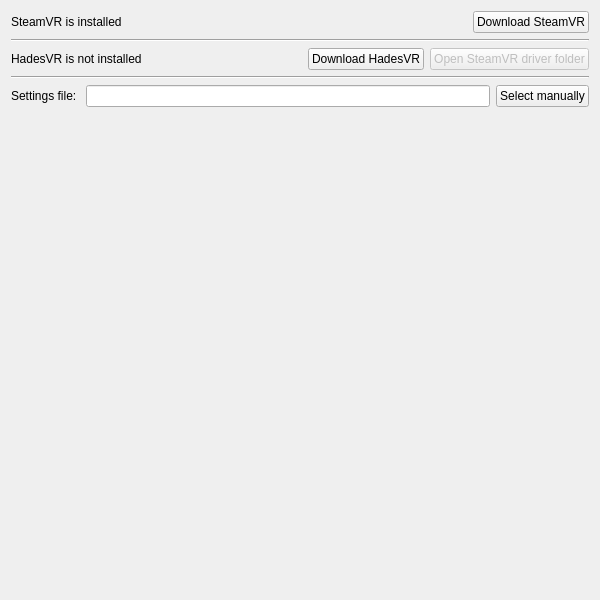
Before: the Qt Designer form Panes/driver_pane.ui in JX5S/HadesVR_GUI_Tool, drawn with Qt 5.
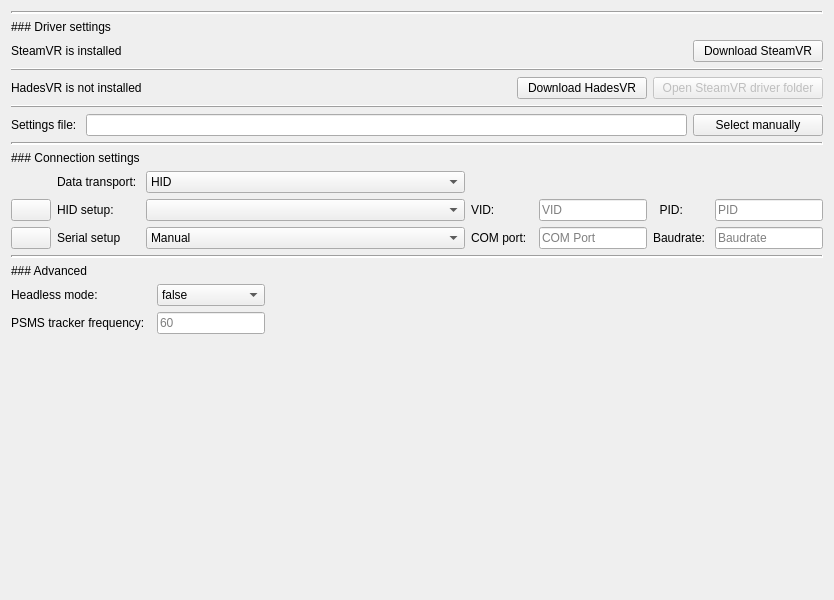
After: the same form once the commit is applied. Icons and pictures are not drawn.

Commit message: Restructuring settings

```diff
--- a/Panes/driver_pane.ui
+++ b/Panes/driver_pane.ui
@@ -6,7 +6,7 @@
    <rect>
     <x>0</x>
     <y>0</y>
-    <width>600</width>
+    <width>834</width>
     <height>600</height>
    </rect>
   </property>
@@ -20,6 +20,26 @@
    <string>Form</string>
   </property>
   <layout class="QVBoxLayout" name="verticalLayout">
+   <item>
+    <widget class="Line" name="line_4">
+     <property name="lineWidth">
+      <number>2</number>
+     </property>
+     <property name="orientation">
+      <enum>Qt::Horizontal</enum>
+     </property>
+    </widget>
+   </item>
+   <item>
+    <widget class="QLabel" name="label_3">
+     <property name="text">
+      <string>### Driver settings</string>
+     </property>
+     <property name="textFormat">
+      <enum>Qt::MarkdownText</enum>
+     </property>
+    </widget>
+   </item>
    <item>
     <layout class="QHBoxLayout" name="horizontalLayout">
      <item>
@@ -47,20 +67,26 @@
        <property name="enabled">
         <bool>true</bool>
        </property>
+       <property name="minimumSize">
+        <size>
+         <width>130</width>
+         <height>0</height>
+        </size>
+       </property>
        <property name="text">
         <string>Download SteamVR</string>
        </property>
+       <property name="flat">
+        <bool>false</bool>
+       </property>
       </widget>
      </item>
     </layout>
    </item>
    <item>
     <widget class="Line" name="line">
-     <property name="sizePolicy">
-      <sizepolicy hsizetype="Expanding" vsizetype="Fixed">
-       <horstretch>0</horstretch>
-       <verstretch>0</verstretch>
-      </sizepolicy>
+     <property name="frameShadow">
+      <enum>QFrame::Raised</enum>
      </property>
      <property name="orientation">
       <enum>Qt::Horizontal</enum>
@@ -91,6 +117,12 @@
      </item>
      <item>
       <widget class="QPushButton" name="button_hadesvr">
+       <property name="minimumSize">
+        <size>
+         <width>130</width>
+         <height>0</height>
+        </size>
+       </property>
        <property name="text">
         <string>Download HadesVR</string>
        </property>
@@ -101,6 +133,12 @@
        <property name="enabled">
         <bool>false</bool>
        </property>
+       <property name="minimumSize">
+        <size>
+         <width>170</width>
+         <height>0</height>
+        </size>
+       </property>
        <property name="text">
         <string>Open SteamVR driver folder</string>
        </property>
@@ -110,6 +148,9 @@
    </item>
    <item>
     <widget class="Line" name="line_2">
+     <property name="frameShadow">
+      <enum>QFrame::Raised</enum>
+     </property>
      <property name="orientation">
       <enum>Qt::Horizontal</enum>
      </property>
@@ -129,6 +170,12 @@
      </item>
      <item>
       <widget class="QPushButton" name="SettingSelectPushbutton">
+       <property name="minimumSize">
+        <size>
+         <width>130</width>
+         <height>0</height>
+        </size>
+       </property>
        <property name="text">
         <string>Select manually</string>
        </property>
@@ -139,6 +186,355 @@
      </item>
     </layout>
    </item>
+   <item>
+    <widget class="Line" name="line_3">
+     <property name="frameShadow">
+      <enum>QFrame::Sunken</enum>
+     </property>
+     <property name="lineWidth">
+      <number>2</number>
+     </property>
+     <property name="orientation">
+      <enum>Qt::Horizontal</enum>
+     </property>
+    </widget>
+   </item>
+   <item>
+    <widget class="QLabel" name="label_2">
+     <property name="text">
+      <string>### Connection settings</string>
+     </property>
+     <property name="textFormat">
+      <enum>Qt::MarkdownText</enum>
+     </property>
+     <property name="scaledContents">
+      <bool>false</bool>
+     </property>
+    </widget>
+   </item>
+   <item>
+    <layout class="QGridLayout" name="gridLayout">
+     <item row="2" column="0">
+      <widget class="QPushButton" name="refreshSerial">
+       <property name="toolTip">
+        <string>Reload COM port devices</string>
+       </property>
+       <property name="text">
+        <string/>
+       </property>
+       <property name="icon">
+        <iconset theme="sync-synchronizing"/>
+       </property>
+      </widget>
+     </item>
+     <item row="2" column="5">
+      <widget class="QLabel" name="label_10">
+       <property name="text">
+        <string>Baudrate: </string>
+       </property>
+      </widget>
+     </item>
+     <item row="1" column="3">
+      <widget class="QLabel" name="label_8">
+       <property name="text">
+        <string>VID: </string>
+       </property>
+      </widget>
+     </item>
+     <item row="2" column="6">
+      <widget class="QLineEdit" name="lineEdit_Baud">
+       <property name="sizePolicy">
+        <sizepolicy hsizetype="Maximum" vsizetype="Fixed">
+         <horstretch>0</horstretch>
+         <verstretch>0</verstretch>
+        </sizepolicy>
+       </property>
+       <property name="minimumSize">
+        <size>
+         <width>50</width>
+         <height>0</height>
+        </size>
+       </property>
+       <property name="maxLength">
+        <number>10</number>
+       </property>
+       <property name="placeholderText">
+        <string>Baudrate</string>
+       </property>
+      </widget>
+     </item>
+     <item row="1" column="2">
+      <widget class="QComboBox" name="HID_Box">
+       <property name="sizePolicy">
+        <sizepolicy hsizetype="MinimumExpanding" vsizetype="Fixed">
+         <horstretch>0</horstretch>
+         <verstretch>0</verstretch>
+        </sizepolicy>
+       </property>
+       <property name="minimumSize">
+        <size>
+         <width>100</width>
+         <height>0</height>
+        </size>
+       </property>
+      </widget>
+     </item>
+     <item row="2" column="1">
+      <widget class="QLabel" name="label_5">
+       <property name="text">
+        <string>Serial setup</string>
+       </property>
+      </widget>
+     </item>
+     <item row="1" column="5">
+      <widget class="QLabel" name="label_9">
+       <property name="text">
+        <string>  PID: </string>
+       </property>
+      </widget>
+     </item>
+     <item row="0" column="2">
+      <widget class="QComboBox" name="transportBox">
+       <item>
+        <property name="text">
+         <string>HID</string>
+        </property>
+       </item>
+       <item>
+        <property name="text">
+         <string>Serial</string>
+        </property>
+       </item>
+      </widget>
+     </item>
+     <item row="1" column="6">
+      <widget class="QLineEdit" name="lineEdit_PID">
+       <property name="sizePolicy">
+        <sizepolicy hsizetype="Maximum" vsizetype="Fixed">
+         <horstretch>0</horstretch>
+         <verstretch>0</verstretch>
+        </sizepolicy>
+       </property>
+       <property name="minimumSize">
+        <size>
+         <width>50</width>
+         <height>0</height>
+        </size>
+       </property>
+       <property name="text">
+        <string/>
+       </property>
+       <property name="maxLength">
+        <number>8</number>
+       </property>
+       <property name="placeholderText">
+        <string>PID</string>
+       </property>
+      </widget>
+     </item>
+     <item row="1" column="1">
+      <widget class="QLabel" name="label_6">
+       <property name="text">
+        <string>HID setup:</string>
+       </property>
+      </widget>
+     </item>
+     <item row="1" column="4">
+      <widget class="QLineEdit" name="lineEdit_VID">
+       <property name="enabled">
+        <bool>true</bool>
+       </property>
+       <property name="sizePolicy">
+        <sizepolicy hsizetype="Maximum" vsizetype="Fixed">
+         <horstretch>0</horstretch>
+         <verstretch>0</verstretch>
+        </sizepolicy>
+       </property>
+       <property name="minimumSize">
+        <size>
+         <width>50</width>
+         <height>0</height>
+        </size>
+       </property>
+       <property name="text">
+        <string/>
+       </property>
+       <property name="maxLength">
+        <number>8</number>
+       </property>
+       <property name="placeholderText">
+        <string>VID</string>
+       </property>
+      </widget>
+     </item>
+     <item row="1" column="0">
+      <widget class="QPushButton" name="refreshHID">
+       <property name="toolTip">
+        <string>Reload HID devices</string>
+       </property>
+       <property name="text">
+        <string/>
+       </property>
+       <property name="icon">
+        <iconset theme="sync-synchronizing"/>
+       </property>
+      </widget>
+     </item>
+     <item row="0" column="1">
+      <widget class="QLabel" name="label_4">
+       <property name="text">
+        <string>Data transport: </string>
+       </property>
+      </widget>
+     </item>
+     <item row="2" column="3">
+      <widget class="QLabel" name="label_7">
+       <property name="text">
+        <string>COM port:  </string>
+       </property>
+      </widget>
+     </item>
+     <item row="2" column="4">
+      <widget class="QLineEdit" name="lineEdit_COM">
+       <property name="enabled">
+        <bool>true</bool>
+       </property>
+       <property name="sizePolicy">
+        <sizepolicy hsizetype="Maximum" vsizetype="Fixed">
+         <horstretch>0</horstretch>
+         <verstretch>0</verstretch>
+        </sizepolicy>
+       </property>
+       <property name="minimumSize">
+        <size>
+         <width>50</width>
+         <height>0</height>
+        </size>
+       </property>
+       <property name="maxLength">
+        <number>50</number>
+       </property>
+       <property name="placeholderText">
+        <string>COM Port</string>
+       </property>
+      </widget>
+     </item>
+     <item row="2" column="2">
+      <widget class="QComboBox" name="COM_Box">
+       <property name="enabled">
+        <bool>true</bool>
+       </property>
+       <property name="minimumSize">
+        <size>
+         <width>100</width>
+         <height>0</height>
+        </size>
+       </property>
+       <item>
+        <property name="text">
+         <string>Manual</string>
+        </property>
+       </item>
+      </widget>
+     </item>
+    </layout>
+   </item>
+   <item>
+    <widget class="Line" name="line_5">
+     <property name="frameShadow">
+      <enum>QFrame::Sunken</enum>
+     </property>
+     <property name="lineWidth">
+      <number>2</number>
+     </property>
+     <property name="orientation">
+      <enum>Qt::Horizontal</enum>
+     </property>
+    </widget>
+   </item>
+   <item>
+    <widget class="QLabel" name="label_11">
+     <property name="text">
+      <string>### Advanced</string>
+     </property>
+     <property name="textFormat">
+      <enum>Qt::MarkdownText</enum>
+     </property>
+    </widget>
+   </item>
+   <item>
+    <layout class="QGridLayout" name="gridLayout_2">
+     <item row="0" column="0">
+      <widget class="QLabel" name="label_12">
+       <property name="text">
+        <string>Headless mode: </string>
+       </property>
+      </widget>
+     </item>
+     <item row="0" column="2" rowspan="2">
+      <spacer name="horizontalSpacer_3">
+       <property name="orientation">
+        <enum>Qt::Horizontal</enum>
+       </property>
+       <property name="sizeHint" stdset="0">
+        <size>
+         <width>40</width>
+         <height>20</height>
+        </size>
+       </property>
+      </spacer>
+     </item>
+     <item row="0" column="1">
+      <widget class="QComboBox" name="comboBox">
+       <item>
+        <property name="text">
+         <string>false</string>
+        </property>
+       </item>
+       <item>
+        <property name="text">
+         <string>true</string>
+        </property>
+       </item>
+      </widget>
+     </item>
+     <item row="1" column="0">
+      <widget class="QLabel" name="label_13">
+       <property name="minimumSize">
+        <size>
+         <width>140</width>
+         <height>0</height>
+        </size>
+       </property>
+       <property name="text">
+        <string>PSMS tracker frequency: </string>
+       </property>
+      </widget>
+     </item>
+     <item row="1" column="1">
+      <widget class="QLineEdit" name="lineEdit">
+       <property name="sizePolicy">
+        <sizepolicy hsizetype="Minimum" vsizetype="Fixed">
+         <horstretch>0</horstretch>
+         <verstretch>0</verstretch>
+        </sizepolicy>
+       </property>
+       <property name="minimumSize">
+        <size>
+         <width>100</width>
+         <height>0</height>
+        </size>
+       </property>
+       <property name="text">
+        <string/>
+       </property>
+       <property name="placeholderText">
+        <string>60</string>
+       </property>
+      </widget>
+     </item>
+    </layout>
+   </item>
    <item>
     <spacer name="verticalSpacer">
      <property name="orientation">
```
Left out of the diff: 6 changed lines with no effect on the pictures. The commit also changes 8 other files.
